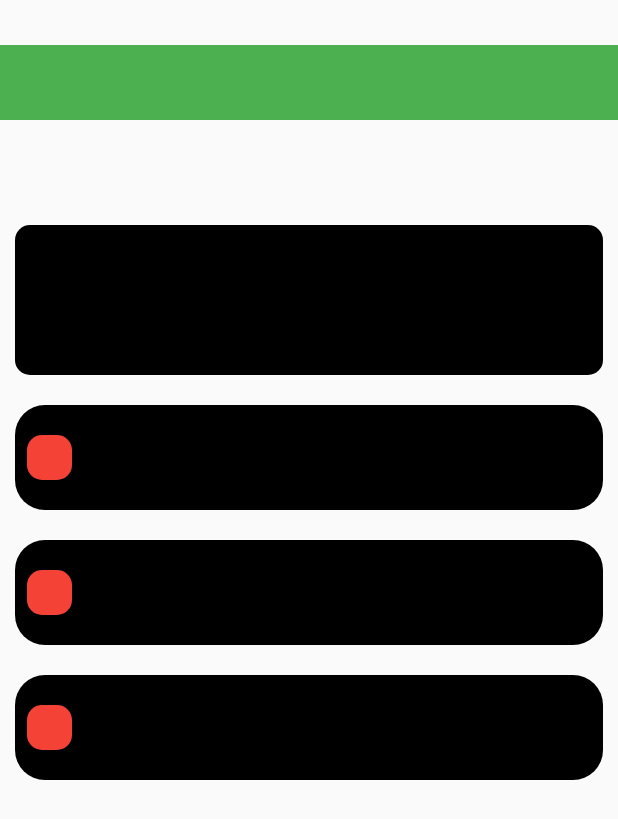
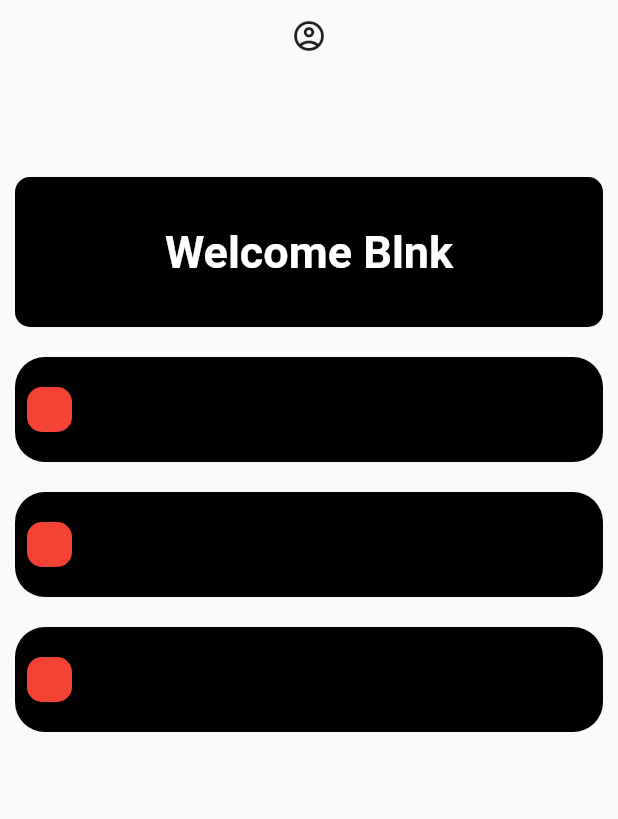
Before and after one commit to Unique-chiemerie/Testing-dark-light-mode--Shared-preferences-, a Flutter app: the screen it shows after launch, on a phone screen of 412 x 824 dp. Shown: the top 819 px of the screen. Run offline on Flutter 3.47's test engine with Material 2 defaults, Android fonts, the phone set to English and light mode, and no system bars; our stand-ins replace shared_preferences.

Commit message:
fixing this iconbutton fgs

```diff
--- a/lib/custom widget/tiles.dart
+++ b/lib/custom widget/tiles.dart
@@ -146,6 +146,8 @@ class _cardState extends State<card> {
       child: const Center(
         child: Text(
           text,
+          style: TextStyle(
+              fontSize: 30, fontWeight: FontWeight.bold, color: Colors.white),
         ),
       ),
     );
--- a/lib/main.dart
+++ b/lib/main.dart
@@ -45,13 +45,16 @@ class _ScallFState extends State<ScallF> {
     return Scaffold(
       body: ListView(
         children: [
-          const SizedBox(
-            height: 30,
-          ),
-          Container(
-            height: 50,
-            width: 50,
-            color: Colors.green,
+          Column(
+            children: [
+              IconButton(
+                onPressed: () {
+                  print('THE button has been pressed');
+                  settingspage();
+                },
+                icon: const Icon(Icons.account_circle_outlined),
+              ),
+            ],
           ),
           const SizedBox(
             height: 60,
```
